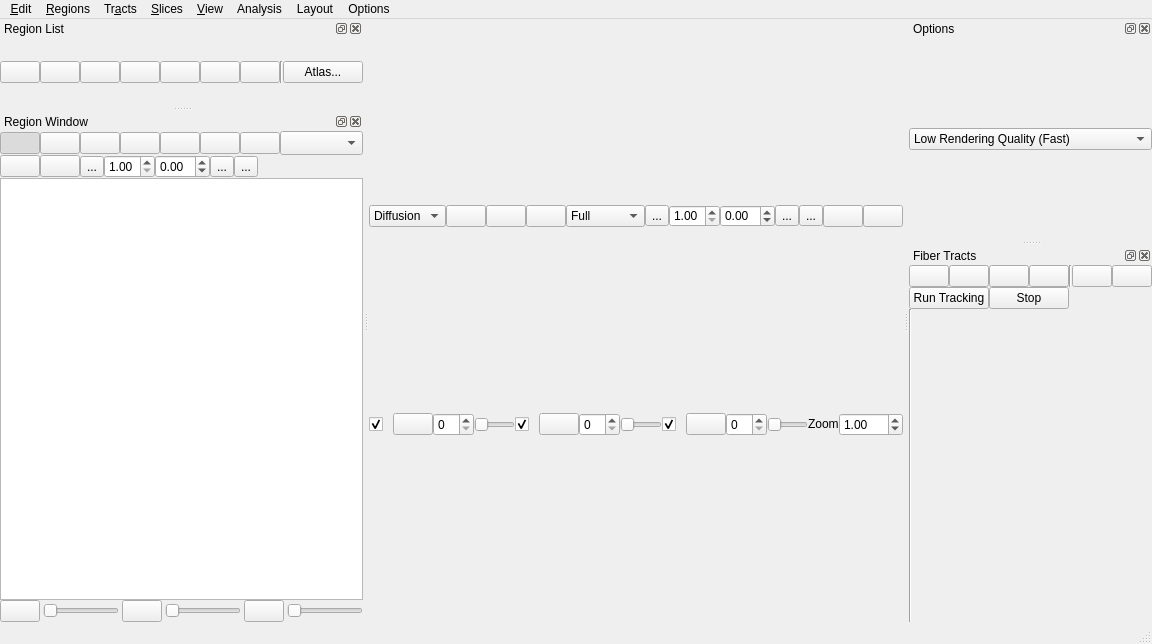
frankyeh/DSI-Studio, file tracking/tracking_window.ui: the form before one commit.
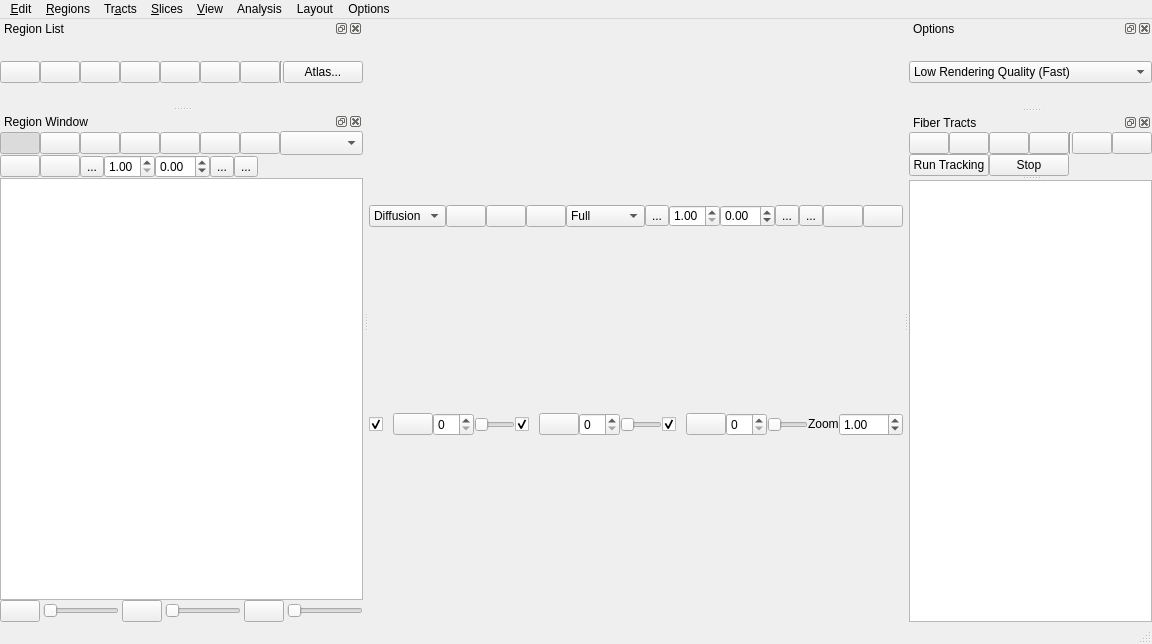
The form after the commit. Icons and pictures are not drawn. Custom widgets are drawn as their Qt base class.

Commit message: [GUI] add content gui to main GUI

```diff
--- a/tracking/tracking_window.ui
+++ b/tracking/tracking_window.ui
@@ -1260,7 +1260,7 @@
    <property name="minimumSize">
     <size>
      <width>175</width>
-     <height>75</height>
+     <height>192</height>
     </size>
    </property>
    <property name="maximumSize">
@@ -1297,6 +1297,9 @@
        <property name="spacing">
         <number>0</number>
        </property>
+       <property name="bottomMargin">
+        <number>0</number>
+       </property>
        <item>
         <layout class="QHBoxLayout" name="horizontalLayout_3">
          <property name="spacing">
@@ -1509,10 +1512,58 @@
         </layout>
        </item>
        <item>
-        <widget class="Line" name="line_9">
-         <property name="orientation">
-          <enum>Qt::Vertical</enum>
-         </property>
+        <widget class="QWidget" name="widget" native="true">
+         <layout class="QVBoxLayout" name="verticalLayout_4">
+          <property name="spacing">
+           <number>0</number>
+          </property>
+          <property name="leftMargin">
+           <number>0</number>
+          </property>
+          <property name="topMargin">
+           <number>0</number>
+          </property>
+          <property name="rightMargin">
+           <number>0</number>
+          </property>
+          <property name="bottomMargin">
+           <number>0</number>
+          </property>
+          <item>
+           <widget class="QSplitter" name="splitter">
+            <property name="orientation">
+             <enum>Qt::Vertical</enum>
+            </property>
+            <widget class="QWidget" name="track_holding_widget" native="true">
+             <layout class="QVBoxLayout" name="track_verticalLayout">
+              <property name="spacing">
+               <number>0</number>
+              </property>
+              <property name="leftMargin">
+               <number>0</number>
+              </property>
+              <property name="topMargin">
+               <number>0</number>
+              </property>
+              <property name="rightMargin">
+               <number>0</number>
+              </property>
+              <property name="bottomMargin">
+               <number>0</number>
+              </property>
+             </layout>
+            </widget>
+            <widget class="QTextBrowser" name="text_report">
+             <property name="sizePolicy">
+              <sizepolicy hsizetype="Preferred" vsizetype="Preferred">
+               <horstretch>0</horstretch>
+               <verstretch>0</verstretch>
+              </sizepolicy>
+             </property>
+            </widget>
+           </widget>
+          </item>
+         </layout>
         </widget>
        </item>
       </layout>
```
Left out of the diff: 6 changed lines with no effect on the pictures. The commit also changes 4 other files.
